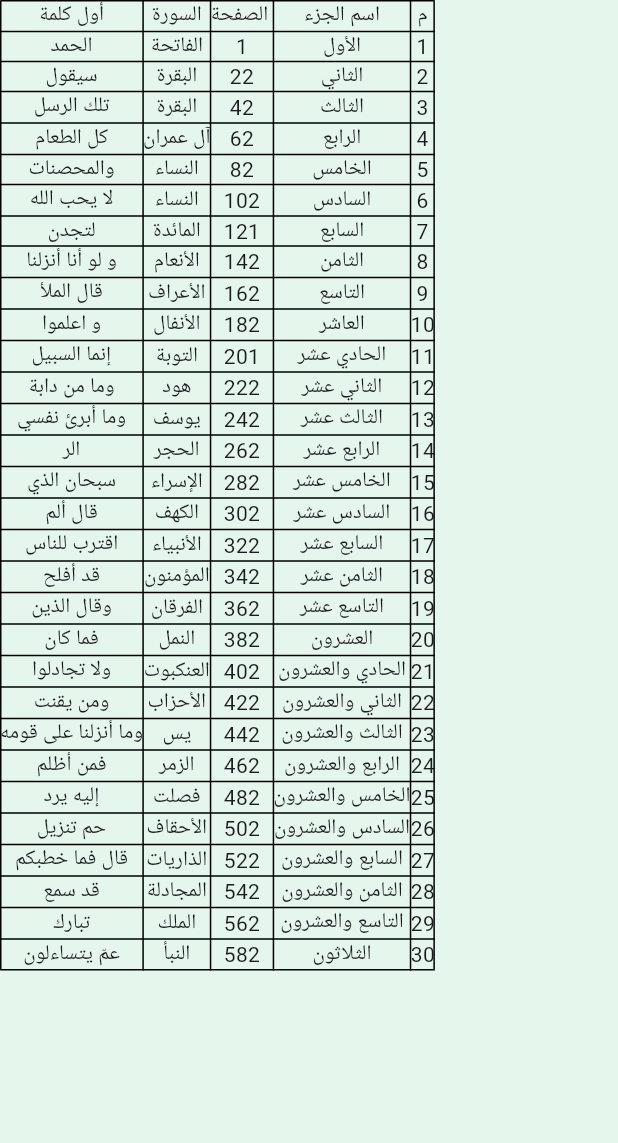
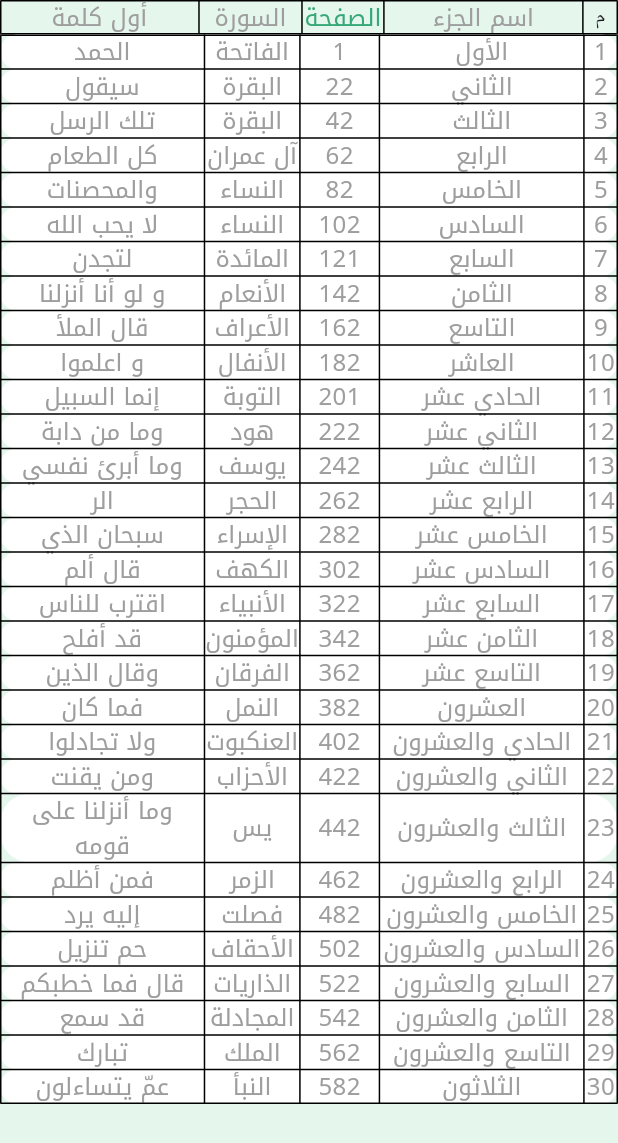
Before and after one commit to elbahy/zain_alhuda, a Flutter app: the JuzListView widget shown alone on an empty page, opened directly, on a phone screen of 412 x 824 dp. Shown: the top 1143 px of the screen. Run offline on Flutter 3.47's test engine with Material 3 defaults, Android fonts, the phone set to English and light mode, and no system bars; our stand-ins replace dio, flutter_bloc, geolocator, get_it, go_router, shared_preferences and 1 more; missing offline and left inert: svg_flutter; accounts and stored records are empty.

Commit message:
juz list view improve design

```diff
--- a/lib/features/quran/presentation/widgets/juz_list_view.dart
+++ b/lib/features/quran/presentation/widgets/juz_list_view.dart
@@ -1,6 +1,8 @@
 import 'package:flutter/material.dart';
 import 'package:zain_alhuda/core/functions/convert_number_to_arabic.dart';
 import 'package:zain_alhuda/core/functions/custome_navigate.dart';
+import 'package:zain_alhuda/core/utils/app_colors.dart';
+import 'package:zain_alhuda/core/utils/app_styles.dart';
 import 'package:zain_alhuda/features/quran/data/models/juz_model.dart';
 
 class JuzListView extends StatelessWidget {
@@ -10,33 +12,61 @@ class JuzListView extends StatelessWidget {
 
   @override
   Widget build(BuildContext context) {
-    return SingleChildScrollView(
+    return Column(
+      children: [
+        Table(
+          defaultVerticalAlignment: TableCellVerticalAlignment.middle,
+          defaultColumnWidth: const IntrinsicColumnWidth(),
+          border: TableBorder.all(width: 1),
+          columnWidths: const {
+            0: FlexColumnWidth(.75),
+            1: FlexColumnWidth(4.25),
+            2: FlexColumnWidth(1.75),
+            3: FlexColumnWidth(2.2),
+            4: FlexColumnWidth(4.25),
+          },
+          children: [
+            TableRow(children: [
+              const TableCell(
+                  child: Text(
+                'م',
+                textAlign: TextAlign.center,
+              )),
+              const TableCell(
+                  child: Text(
+                'اسم الجزء',
+                textAlign: TextAlign.center,
+                style: AppStyles.elmisri500Size16,
+              )),
+              TableCell(child: Text('الصفحة', textAlign: TextAlign.center, style: AppStyles.elmisri500Size16.copyWith(color: AppColors.thirdColor))),
+              const TableCell(child: Text('السورة', textAlign: TextAlign.center, style: AppStyles.elmisri500Size16)),
+              const TableCell(child: Text('أول كلمة', textAlign: TextAlign.center, style: AppStyles.elmisri500Size16)),
+            ])
+          ],
+        ),
+        Expanded(
+          child: SingleChildScrollView(
             child: Table(
               defaultVerticalAlignment: TableCellVerticalAlignment.middle,
               defaultColumnWidth: const IntrinsicColumnWidth(),
               border: TableBorder.all(width: 1),
-        // columnWidths: const {
-        //   0: FlexColumnWidth(1),
-        //   1: FlexColumnWidth(4),
-        //   2: FlexColumnWidth(2),
-        //   3: FlexColumnWidth(2),
-        //   4: FlexColumnWidth(4),
-        // },
+              columnWidths: const {
+                0: FlexColumnWidth(.75),
+                1: FlexColumnWidth(4.5),
+                2: FlexColumnWidth(1.75),
+                3: FlexColumnWidth(2.1),
+                4: FlexColumnWidth(4.5),
+              },
               children: [
-          const TableRow(children: [
-            TableCell(
-                child: Text(
-              'م',
-              textAlign: TextAlign.center,
-            )),
-            TableCell(child: Text('اسم الجزء', textAlign: TextAlign.center)),
-            TableCell(child: Text(' الصفحة', textAlign: TextAlign.center)),
-            TableCell(child: Text('السورة', textAlign: TextAlign.center)),
-            TableCell(child: Text('أول كلمة', textAlign: TextAlign.center)),
-          ]),
                 ...List.generate(
                   juzData.length,
                   (index) => TableRow(
+                    decoration: const BoxDecoration(
+                      color: Colors.white,
+                      borderRadius: BorderRadius.all(
+                        Radius.circular(20),
+                      ),
+                    ),
                     children: [
                       GestureDetector(
                         onTap: () {
@@ -44,26 +74,29 @@ class JuzListView extends StatelessWidget {
                         },
                         child: TableCell(
                           verticalAlignment: TableCellVerticalAlignment.middle,
-                    child: Text(juzData[index]['juzNumber'].toString(), textAlign: TextAlign.center),
+                          child: Text(juzData[index]['juzNumber'].toString(), textAlign: TextAlign.center, style: AppStyles.elmisri500Size16),
                         ),
                       ),
                       GestureDetector(
                           onTap: () {
                             CustomeNavigate.navigate(context, '/quran', extra: juzData[index]['pageNumber']);
                           },
-                    child: TableCell(verticalAlignment: TableCellVerticalAlignment.middle, child: Text(convertToArabicRank(juzData[index]['juzNumber'])!, textAlign: TextAlign.center))),
+                          child: TableCell(verticalAlignment: TableCellVerticalAlignment.middle, child: Text(convertToArabicRank(juzData[index]['juzNumber'])!, textAlign: TextAlign.center, style: AppStyles.elmisri500Size16))),
                       GestureDetector(
                           onTap: () {
                             CustomeNavigate.navigate(context, '/quran', extra: juzData[index]['pageNumber']);
                           },
-                    child: TableCell(verticalAlignment: TableCellVerticalAlignment.middle, child: Text(juzData[index]['pageNumber'].toString(), textAlign: TextAlign.center))),
-                TableCell(verticalAlignment: TableCellVerticalAlignment.middle, child: Text(juzData[index]['surah'].toString(), textAlign: TextAlign.center)),
-                TableCell(verticalAlignment: TableCellVerticalAlignment.middle, child: Text(juzData[index]['firstWord'].toString(), textAlign: TextAlign.center)),
+                          child: TableCell(verticalAlignment: TableCellVerticalAlignment.middle, child: Text(juzData[index]['pageNumber'].toString(), textAlign: TextAlign.center, style: AppStyles.elmisri500Size16))),
+                      TableCell(verticalAlignment: TableCellVerticalAlignment.middle, child: Text(juzData[index]['surah'].toString(), textAlign: TextAlign.center, style: AppStyles.elmisri500Size16)),
+                      TableCell(verticalAlignment: TableCellVerticalAlignment.middle, child: Text(juzData[index]['firstWord'].toString(), textAlign: TextAlign.center, style: AppStyles.elmisri500Size16)),
                     ],
                   ),
                 ),
               ],
             ),
+          ),
+        ),
+      ],
     );
   }
 }
```
Lines whose indentation alone changed are shown as unchanged.
